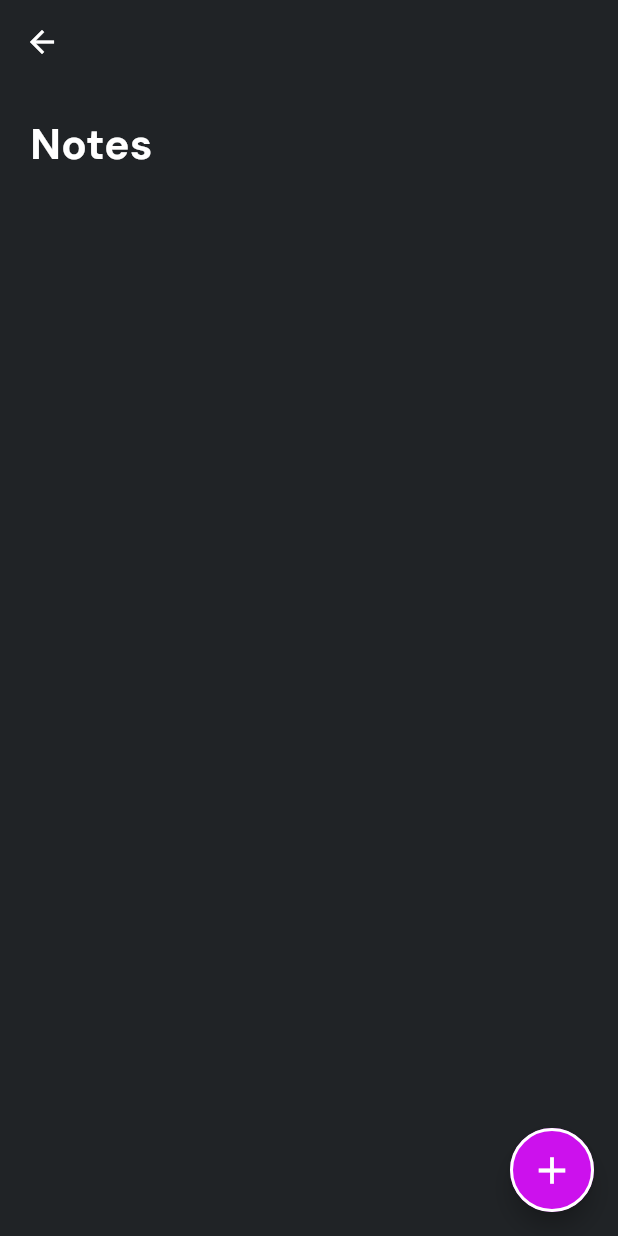
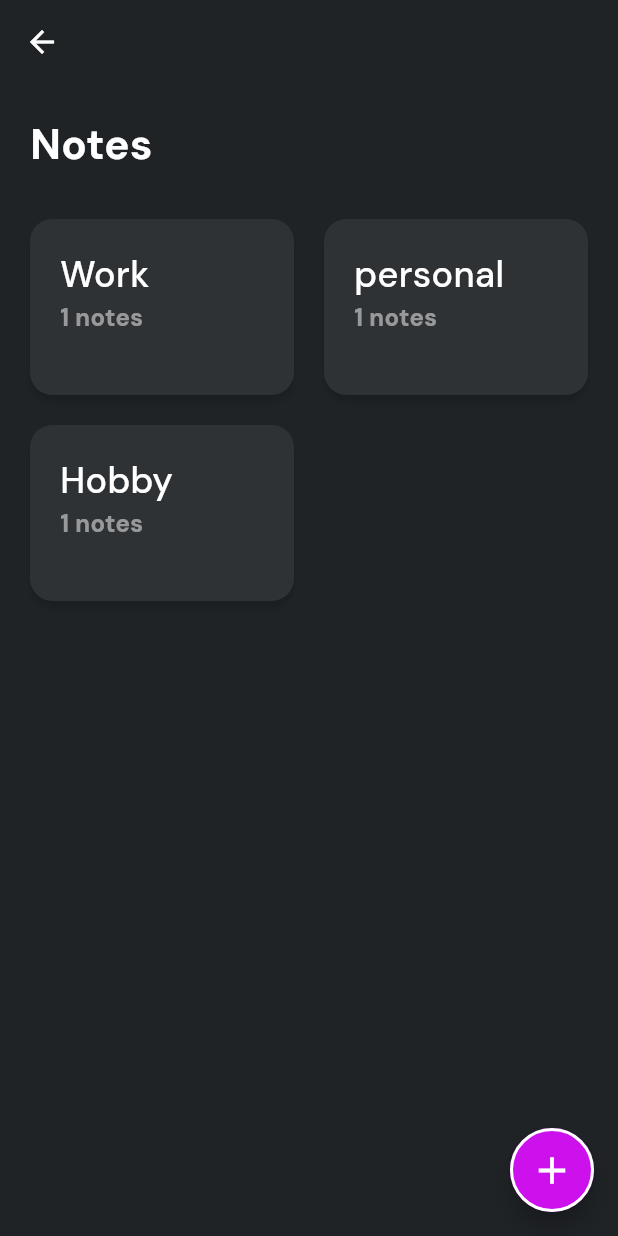
Before and after one commit to pradeepjayathilaka/notes_sphere, a Flutter app: the NotesPage screen opened by its route, on a phone screen of 412 x 824 dp. Run offline on Flutter 3.47's test engine with Material 3 defaults, Android fonts, the phone set to English and light mode, and no system bars; our stand-ins replace go_router, google_fonts, hive, hive_flutter; accounts and stored records are empty.

Commit message:
Add notes by category feature with UI updates and routing

```diff
--- a/lib/pages/notes_page.dart
+++ b/lib/pages/notes_page.dart
@@ -5,6 +5,7 @@ import 'package:notes_sphere/utils/colors.dart';
 import 'package:notes_sphere/utils/constants.dart';
 import 'package:notes_sphere/utils/router.dart';
 import 'package:notes_sphere/utils/text_styles.dart';
+import 'package:notes_sphere/widgets/notes_card.dart';
 
 class NotesPage extends StatefulWidget {
   const NotesPage({super.key});
@@ -79,11 +80,53 @@ class _NotesPageState extends State<NotesPage> {
           AppConstants.kDefaultPadding,
         ),
         child: Column(
+          crossAxisAlignment: CrossAxisAlignment.start,
           children: [
             Text(
               "Notes",
               style: AppTextStyles.appTitle,
             ),
+            SizedBox(
+              height: 30,
+            ),
+            allNotes.isEmpty
+                ? SizedBox(
+                    height: MediaQuery.of(context).size.height * 0.5,
+                    child: Center(
+                      child: Text(
+                        "No Notes are available,please click the + button to add a new note",
+                        style: AppTextStyles.appDescriptionLargeStyle,
+                      ),
+                    ),
+                  )
+                : GridView.builder(
+                    shrinkWrap: true,
+                    physics: const NeverScrollableScrollPhysics(),
+                    gridDelegate:
+                        const SliverGridDelegateWithFixedCrossAxisCount(
+                      crossAxisCount: 2,
+                      crossAxisSpacing: AppConstants.kDefaultPadding,
+                      mainAxisSpacing: AppConstants.kDefaultPadding,
+                      childAspectRatio: 6 / 4,
+                    ),
+                    itemCount: notesWithCategory.length,
+                    itemBuilder: (context, index) {
+                      return InkWell(
+                        onTap: () {
+                          //go to the notes by category page
+                          AppRouter.router.push(
+                            "/category",
+                            extra: notesWithCategory.keys.elementAt(index),
+                          );
+                        },
+                        child: NotesCard(
+                          noteCategory: notesWithCategory.keys.elementAt(index),
+                          noOfNotes:
+                              notesWithCategory.values.elementAt(index).length,
+                        ),
+                      );
+                    },
+                  )
           ],
         ),
       ),
--- a/lib/services/note_service.dart
+++ b/lib/services/note_service.dart
@@ -23,7 +23,7 @@ class NoteService {
     Note(
       id: const Uuid().v4(),
       title: "Book reconmendations",
-      category: "Work",
+      category: "Hobby",
       content:
           "Recently read 'Sapiens' by tuval Noah Marari,which offered fascinating insights into the history of humankind .Also enjoyed 'Atomic Habits' by james Clear,a practical guide to building  good habits and breaking bad ones",
       date: DateTime.now(),
@@ -65,4 +65,17 @@ class NoteService {
     }
     return notesBycategory;
   }
+
+  //method to get the notes according to the category
+  Future<List<Note>> getNotesByCategoryName(String category) async {
+    final dynamic allNotes = await _myBox.get("notes");
+    final List<Note> notes = [];
+
+    for (final note in allNotes) {
+      if (note.category == category) {
+        notes.add(note);
+      }
+    }
+    return notes;
+  }
 }
--- a/lib/utils/router.dart
+++ b/lib/utils/router.dart
@@ -1,6 +1,7 @@
 import 'package:flutter/material.dart';
 import 'package:go_router/go_router.dart';
 import 'package:notes_sphere/pages/home_page.dart';
+import 'package:notes_sphere/pages/notes_by_category.dart';
 import 'package:notes_sphere/pages/notes_page.dart';
 import 'package:notes_sphere/pages/todo_page.dart';
 
@@ -32,6 +33,17 @@ class AppRouter {
         builder: (context, state) {
           return const TodoPage();
         },
+      ),
+      //notes by category
+      GoRoute(
+        name: "category",
+        path: "/category",
+        builder: (context, state) {
+          final String category = state.extra as String;
+          return NotesByCategory(
+            category: category,
+          );
+        },
       )
     ],
   );
--- /dev/null
+++ b/lib/widgets/notes_card.dart
@@ -0,0 +1,49 @@
+import 'package:flutter/material.dart';
+import 'package:notes_sphere/utils/colors.dart';
+import 'package:notes_sphere/utils/constants.dart';
+import 'package:notes_sphere/utils/text_styles.dart';
+
+class NotesCard extends StatelessWidget {
+  final String noteCategory;
+  final int noOfNotes;
+  const NotesCard({
+    super.key,
+    required this.noteCategory,
+    required this.noOfNotes,
+  });
+
+  @override
+  Widget build(BuildContext context) {
+    return Container(
+      padding: const EdgeInsets.all(AppConstants.kDefaultPadding),
+      decoration: BoxDecoration(
+        color: AppColors.kCardColor,
+        borderRadius: BorderRadius.circular(15),
+        boxShadow: [
+          BoxShadow(
+            color: Colors.black12,
+            blurRadius: 2,
+            offset: Offset(0, 5),
+          )
+        ],
+      ),
+      child: Column(
+        crossAxisAlignment: CrossAxisAlignment.start,
+        children: [
+          Text(
+            noteCategory,
+            style: AppTextStyles.appSubtitle.copyWith(
+              fontWeight: FontWeight.w500,
+            ),
+          ),
+          Text(
+            "$noOfNotes notes",
+            style: AppTextStyles.appBody.copyWith(
+              color: AppColors.kWhiteColor.withOpacity(0.5),
+            ),
+          ),
+        ],
+      ),
+    );
+  }
+}
```
Also changed, not shown: lib/pages/notes_by_category.dart (added, +40 -0 lines).
